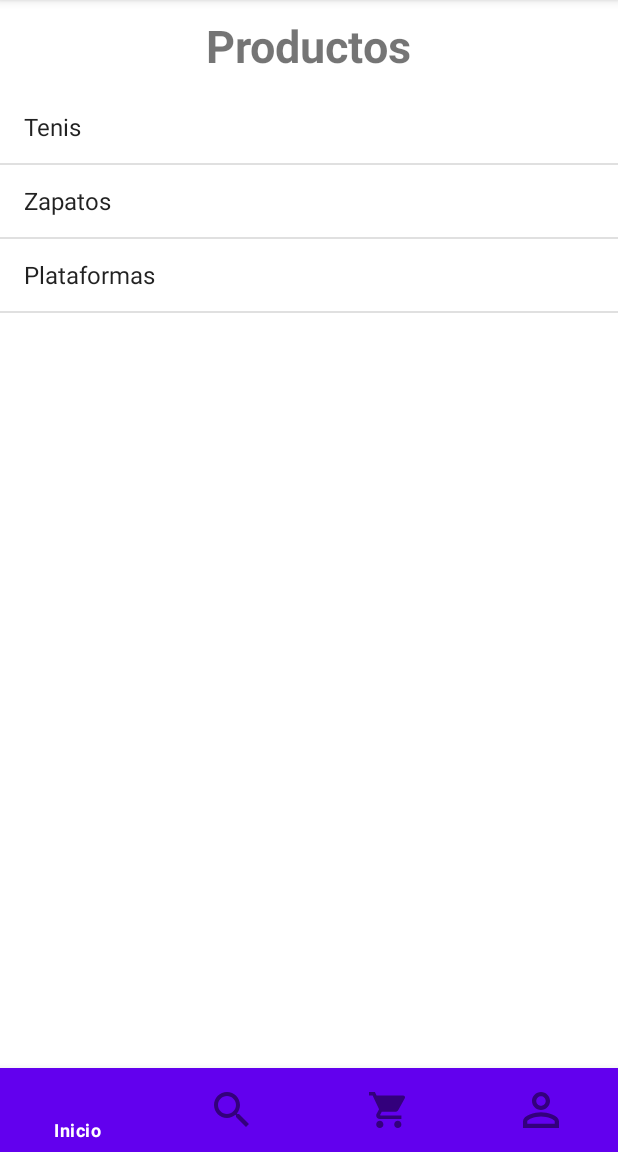
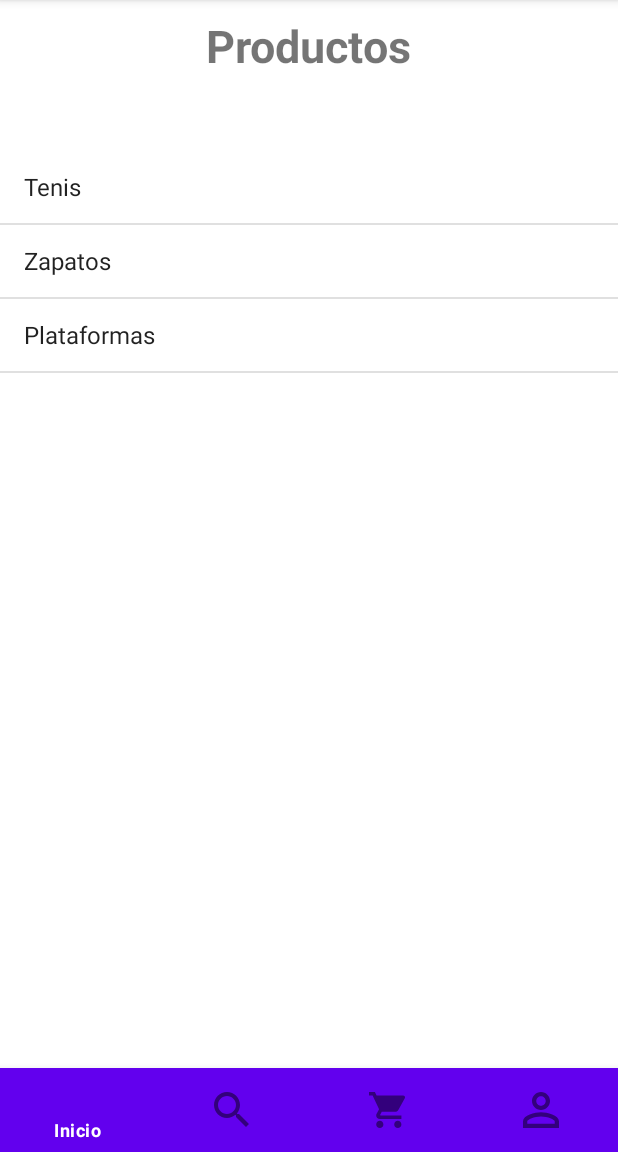
Before and after one commit to faraday58/Tienda-TSP-2021-II, an Android app: the screen it shows after launch (MainActivity), on a phone screen of 412 x 824 dp, the part 84-1236 px from its top. Run offline under Robolectric (Android 15) with nearby library versions, the phone set to English and light mode, and no system bars.

Commit message:
Archivos generados

```diff
--- a/app/src/main/java/mx/unam/ingenieria/tienda/MainActivity.java
+++ b/app/src/main/java/mx/unam/ingenieria/tienda/MainActivity.java
@@ -26,6 +26,8 @@ public class MainActivity extends AppCompatActivity {
 
     }
 
+
+
     BottomNavigationView.OnNavigationItemSelectedListener navListener = new BottomNavigationView.OnNavigationItemSelectedListener() {
         @Override
         public boolean onNavigationItemSelected(@NonNull MenuItem item) {
--- a/app/src/main/res/layout/fragment_inicio.xml
+++ b/app/src/main/res/layout/fragment_inicio.xml
@@ -13,6 +13,11 @@
         android:layout_marginTop="10dp"
         android:layout_height="wrap_content" />
 
+    <TextView
+        android:id="@+id/txtvSelect"
+        android:layout_width="match_parent"
+        android:layout_height="40dp" />
+
     <ListView
         android:id="@+id/lstvProductos"
         android:layout_width="match_parent"
--- /dev/null
+++ b/app/src/main/res/menu/menu_contextual_archivos.xml
@@ -0,0 +1,12 @@
+<?xml version="1.0" encoding="utf-8"?>
+<menu xmlns:android="http://schemas.android.com/apk/res/android">
+    <item android:id="@+id/menContSalvar"
+        android:title="@string/strmenSalvar"
+        android:orderInCategory="101"
+        />
+    <item android:id="@+id/menContCargar"
+        android:title="@string/strmenGargar"
+        android:orderInCategory="102"/>
+
+
+</menu>
--- a/app/src/main/res/values/strings.xml
+++ b/app/src/main/res/values/strings.xml
@@ -12,4 +12,6 @@
     <string name="nav_menu_comprar">Comprar</string>
     <string name="nav_menu_inicia">Sesión</string>
     <string name="strignTxtvProductos">Productos</string>
+    <string name="strmenSalvar">Salvar</string>
+    <string name="strmenGargar">Cargar</string>
 </resources>
```
Also changed, not shown: app/src/main/java/mx/unam/ingenieria/tienda/fragments/InicioFragment.java (+125 -6 lines).
